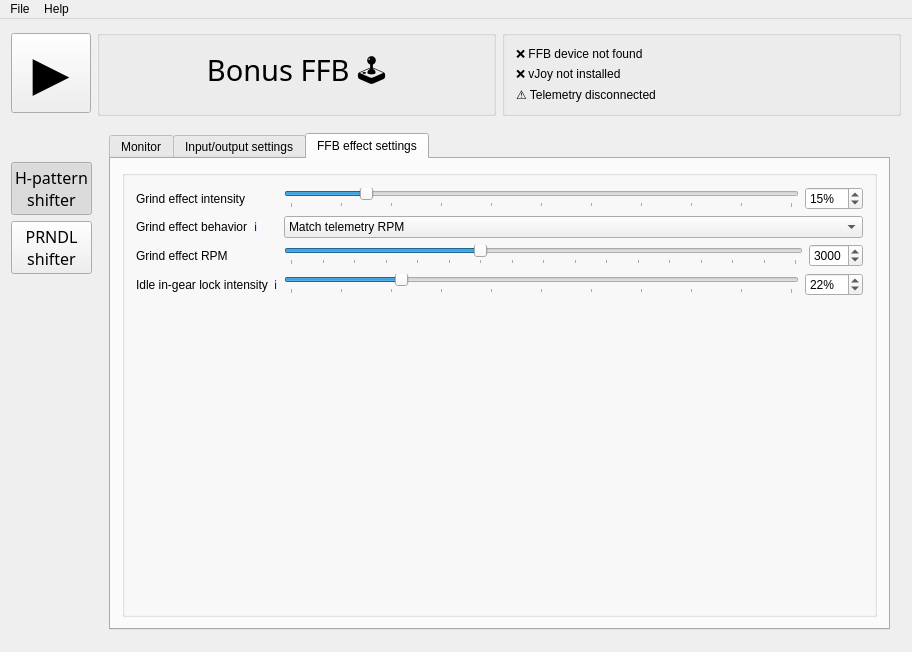
This is BonusFFB/BonusFFB.ui in kgmonteith/BonusFFB as Qt 5 draws it before an edit. The edited form follows.
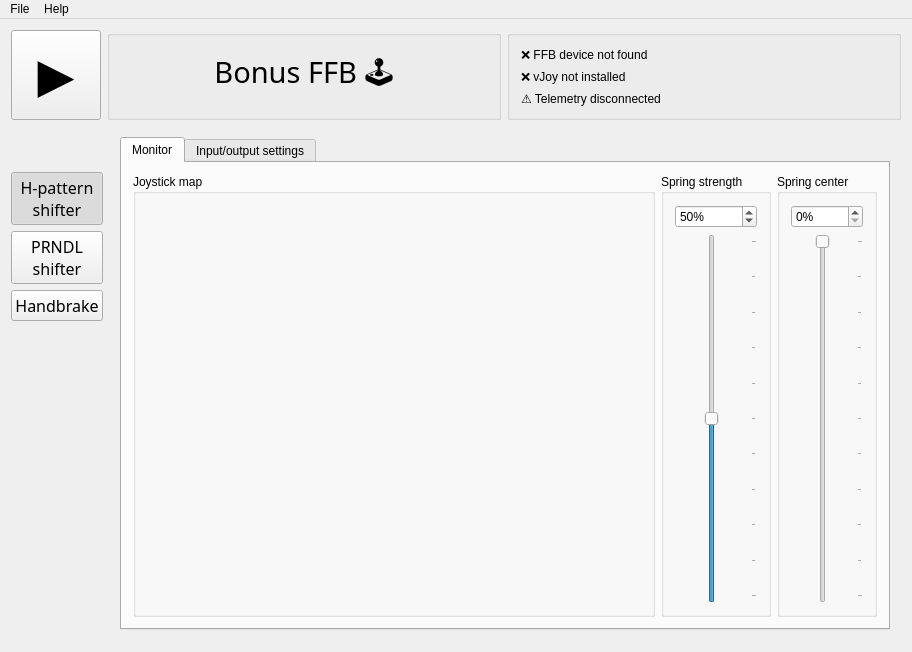
This is the edited form. The open tabs and pages were chosen to show the change. Icons and pictures are not drawn.

Diff of the .ui file:
```diff
--- a/BonusFFB/BonusFFB.ui
+++ b/BonusFFB/BonusFFB.ui
@@ -15,76 +15,6 @@
   </property>
   <widget class="QWidget" name="centralWidget">
    <layout class="QGridLayout" name="gridLayout">
-    <item row="1" column="0">
-     <layout class="QVBoxLayout" name="verticalLayout_3">
-      <item>
-       <spacer name="verticalSpacer_2">
-        <property name="orientation">
-         <enum>Qt::Orientation::Vertical</enum>
-        </property>
-        <property name="sizeType">
-         <enum>QSizePolicy::Policy::Fixed</enum>
-        </property>
-        <property name="sizeHint" stdset="0">
-         <size>
-          <width>20</width>
-          <height>40</height>
-         </size>
-        </property>
-       </spacer>
-      </item>
-      <item>
-       <widget class="QPushButton" name="hshifter_appSelectButton">
-        <property name="font">
-         <font>
-          <family>Bahnschrift</family>
-          <pointsize>12</pointsize>
-         </font>
-        </property>
-        <property name="text">
-         <string>H-pattern
-shifter</string>
-        </property>
-        <property name="checkable">
-         <bool>true</bool>
-        </property>
-        <property name="checked">
-         <bool>true</bool>
-        </property>
-       </widget>
-      </item>
-      <item>
-       <widget class="QPushButton" name="prndl_appSelectButton">
-        <property name="font">
-         <font>
-          <family>Bahnschrift</family>
-          <pointsize>12</pointsize>
-         </font>
-        </property>
-        <property name="text">
-         <string>PRNDL
-shifter</string>
-        </property>
-        <property name="checkable">
-         <bool>true</bool>
-        </property>
-       </widget>
-      </item>
-      <item>
-       <spacer name="verticalSpacer">
-        <property name="orientation">
-         <enum>Qt::Orientation::Vertical</enum>
-        </property>
-        <property name="sizeHint" stdset="0">
-         <size>
-          <width>20</width>
-          <height>40</height>
-         </size>
-        </property>
-       </spacer>
-      </item>
-     </layout>
-    </item>
     <item row="0" column="0" colspan="2">
      <layout class="QHBoxLayout" name="horizontalLayout_7">
       <item>
@@ -92,12 +22,12 @@
         <property name="minimumSize">
          <size>
           <width>0</width>
-          <height>80</height>
+          <height>90</height>
          </size>
         </property>
         <property name="maximumSize">
          <size>
-          <width>80</width>
+          <width>90</width>
           <height>16777215</height>
          </size>
         </property>
@@ -183,10 +113,26 @@
       </item>
      </layout>
     </item>
-    <item row="1" column="1">
+    <item row="1" column="0">
+     <spacer name="verticalSpacer_2">
+      <property name="orientation">
+       <enum>Qt::Orientation::Vertical</enum>
+      </property>
+      <property name="sizeType">
+       <enum>QSizePolicy::Policy::Fixed</enum>
+      </property>
+      <property name="sizeHint" stdset="0">
+       <size>
+        <width>20</width>
+        <height>40</height>
+       </size>
+      </property>
+     </spacer>
+    </item>
+    <item row="1" column="1" rowspan="5">
      <widget class="QStackedWidget" name="appStackedWidget">
       <property name="currentIndex">
-       <number>0</number>
+       <number>2</number>
       </property>
       <widget class="QWidget" name="page">
        <layout class="QGridLayout" name="gridLayout_5">
@@ -1547,8 +1493,360 @@
         </item>
        </layout>
       </widget>
+      <widget class="QWidget" name="page_3">
+       <layout class="QGridLayout" name="gridLayout_16">
+        <item row="0" column="1">
+         <widget class="QTabWidget" name="handbrakeTabWidget">
+          <property name="currentIndex">
+           <number>0</number>
+          </property>
+          <widget class="QWidget" name="tab_6">
+           <attribute name="title">
+            <string>Monitor</string>
+           </attribute>
+           <layout class="QGridLayout" name="gridLayout_12">
+            <item row="0" column="0">
+             <widget class="QGroupBox" name="shifterMapGroupBox_3">
+              <property name="sizePolicy">
+               <sizepolicy hsizetype="Expanding" vsizetype="Preferred">
+                <horstretch>0</horstretch>
+                <verstretch>0</verstretch>
+               </sizepolicy>
+              </property>
+              <property name="title">
+               <string>Joystick map</string>
+              </property>
+              <layout class="QGridLayout" name="gridLayout_13">
+               <item row="0" column="0">
+                <widget class="QGraphicsView" name="handbrake_graphicsView">
+                 <property name="styleSheet">
+                  <string notr="true">background: transparent</string>
+                 </property>
+                 <property name="frameShape">
+                  <enum>QFrame::Shape::NoFrame</enum>
+                 </property>
+                 <property name="verticalScrollBarPolicy">
+                  <enum>Qt::ScrollBarPolicy::ScrollBarAlwaysOff</enum>
+                 </property>
+                 <property name="horizontalScrollBarPolicy">
+                  <enum>Qt::ScrollBarPolicy::ScrollBarAlwaysOff</enum>
+                 </property>
+                 <property name="alignment">
+                  <set>Qt::AlignmentFlag::AlignLeading|Qt::AlignmentFlag::AlignLeft|Qt::AlignmentFlag::AlignTop</set>
+                 </property>
+                 <property name="renderHints">
+                  <set>QPainter::RenderHint::Antialiasing|QPainter::RenderHint::SmoothPixmapTransform|QPainter::RenderHint::TextAntialiasing</set>
+                 </property>
+                </widget>
+               </item>
+              </layout>
+             </widget>
+            </item>
+            <item row="0" column="1">
+             <widget class="QGroupBox" name="groupBox_10">
+              <property name="title">
+               <string>Spring strength</string>
+              </property>
+              <layout class="QVBoxLayout" name="verticalLayout_3">
+               <item>
+                <widget class="QSpinBox" name="handbrakeSpringStrengthSpinBox">
+                 <property name="suffix">
+                  <string>%</string>
+                 </property>
+                 <property name="maximum">
+                  <number>100</number>
+                 </property>
+                 <property name="value">
+                  <number>50</number>
+                 </property>
+                </widget>
+               </item>
+               <item>
+                <widget class="QSlider" name="handbrakeSpringStrengthSlider">
+                 <property name="sizePolicy">
+                  <sizepolicy hsizetype="Minimum" vsizetype="Expanding">
+                   <horstretch>0</horstretch>
+                   <verstretch>0</verstretch>
+                  </sizepolicy>
+                 </property>
+                 <property name="maximum">
+                  <number>100</number>
+                 </property>
+                 <property name="value">
+                  <number>50</number>
+                 </property>
+                 <property name="orientation">
+                  <enum>Qt::Orientation::Vertical</enum>
+                 </property>
+                 <property name="tickPosition">
+                  <enum>QSlider::TickPosition::TicksBelow</enum>
+                 </property>
+                 <property name="tickInterval">
+                  <number>10</number>
+                 </property>
+                </widget>
+               </item>
+              </layout>
+             </widget>
+            </item>
+            <item row="0" column="2">
+             <widget class="QGroupBox" name="groupBox_11">
+              <property name="title">
+               <string>Spring center</string>
+              </property>
+              <layout class="QVBoxLayout" name="verticalLayout_7">
+               <item>
+                <widget class="QSpinBox" name="handbrakeSpringCenterSpinBox">
+                 <property name="suffix">
+                  <string>%</string>
+                 </property>
+                 <property name="maximum">
+                  <number>100</number>
+                 </property>
+                 <property name="value">
+                  <number>0</number>
+                 </property>
+                </widget>
+               </item>
+               <item>
+                <widget class="QSlider" name="handbrakeSpringCenterSlider">
+                 <property name="sizePolicy">
+                  <sizepolicy hsizetype="Minimum" vsizetype="Expanding">
+                   <horstretch>0</horstretch>
+                   <verstretch>0</verstretch>
+                  </sizepolicy>
+                 </property>
+                 <property name="maximum">
+                  <number>100</number>
+                 </property>
+                 <property name="value">
+                  <number>0</number>
+                 </property>
+                 <property name="orientation">
+                  <enum>Qt::Orientation::Vertical</enum>
+                 </property>
+                 <property name="invertedAppearance">
+                  <bool>true</bool>
+                 </property>
+                 <property name="tickPosition">
+                  <enum>QSlider::TickPosition::TicksBelow</enum>
+                 </property>
+                 <property name="tickInterval">
+                  <number>10</number>
+                 </property>
+                </widget>
+               </item>
+              </layout>
+             </widget>
+            </item>
+           </layout>
+          </widget>
+          <widget class="QWidget" name="tab_7">
+           <attribute name="title">
+            <string>Input/output settings</string>
+           </attribute>
+           <layout class="QGridLayout" name="gridLayout_14">
+            <item row="0" column="0">
+             <widget class="QGroupBox" name="joystickGroupBox_3">
+              <property name="title">
+               <string/>
+              </property>
+              <layout class="QFormLayout" name="ioSettingsLayout_3">
+               <item row="0" column="0">
+                <widget class="QLabel" name="label_19">
+                 <property name="minimumSize">
+                  <size>
+                   <width>99</width>
+                   <height>0</height>
+                  </size>
+                 </property>
+                 <property name="text">
+                  <string>FFB joystick</string>
+                 </property>
+                </widget>
+               </item>
+               <item row="0" column="1">
+                <widget class="QComboBox" name="handbrake_joystickDeviceComboBox">
+                 <property name="sizePolicy">
+                  <sizepolicy hsizetype="Minimum" vsizetype="Fixed">
+                   <horstretch>0</horstretch>
+                   <verstretch>0</verstretch>
+                  </sizepolicy>
+                 </property>
+                </widget>
+               </item>
+               <item row="1" column="0">
+                <widget class="QLabel" name="label_20">
+                 <property name="text">
+                  <string>Left/right axis</string>
+                 </property>
+                </widget>
+               </item>
+               <item row="1" column="1">
+                <layout class="QHBoxLayout" name="horizontalLayout_26">
+                 <item>
+                  <widget class="QComboBox" name="handbrake_joystickLRAxisComboBox">
+                   <property name="sizePolicy">
+                    <sizepolicy hsizetype="Fixed" vsizetype="Fixed">
+                     <horstretch>0</horstretch>
+                     <verstretch>0</verstretch>
+                    </sizepolicy>
+                   </property>
+                   <property name="minimumSize">
+                    <size>
+                     <width>120</width>
+                     <height>0</height>
+                    </size>
+                   </property>
+                   <property name="maximumSize">
+                    <size>
+                     <width>120</width>
+                     <height>16777215</height>
+                    </size>
+                   </property>
+                  </widget>
+                 </item>
+                 <item>
+                  <spacer name="horizontalSpacer_6">
+                   <property name="orientation">
+                    <enum>Qt::Orientation::Horizontal</enum>
+                   </property>
+                   <property name="sizeHint" stdset="0">
+                    <size>
+                     <width>40</width>
+                     <height>20</height>
+                    </size>
+                   </property>
+                  </spacer>
+                 </item>
+                </layout>
+               </item>
+               <item row="2" column="0">
+                <widget class="QLabel" name="label_21">
+                 <property name="text">
+                  <string>Forward/back axis</string>
+                 </property>
+                </widget>
+               </item>
+               <item row="2" column="1">
+                <layout class="QHBoxLayout" name="horizontalLayout_27">
+                 <item>
+                  <widget class="QComboBox" name="handbrake_joystickFBAxisComboBox">
+                   <property name="sizePolicy">
+                    <sizepolicy hsizetype="Fixed" vsizetype="Fixed">
+                     <horstretch>0</horstretch>
+                     <verstretch>0</verstretch>
+                    </sizepolicy>
+                   </property>
+                   <property name="minimumSize">
+                    <size>
+                     <width>120</width>
+                     <height>0</height>
+                    </size>
+                   </property>
+                   <property name="maximumSize">
+                    <size>
+                     <width>120</width>
+                     <height>16777215</height>
+                    </size>
+                   </property>
+                  </widget>
+                 </item>
+                 <item>
+                  <spacer name="horizontalSpacer_7">
+                   <property name="orientation">
+                    <enum>Qt::Orientation::Horizontal</enum>
+                   </property>
+                   <property name="sizeType">
+                    <enum>QSizePolicy::Policy::MinimumExpanding</enum>
+                   </property>
+                   <property name="sizeHint" stdset="0">
+                    <size>
+                     <width>100</width>
+                     <height>20</height>
+                    </size>
+                   </property>
+                  </spacer>
+                 </item>
+                </layout>
+               </item>
+              </layout>
+             </widget>
+            </item>
+           </layout>
+          </widget>
+         </widget>
+        </item>
+       </layout>
+      </widget>
      </widget>
     </item>
+    <item row="2" column="0">
+     <widget class="QPushButton" name="hshifter_appSelectButton">
+      <property name="font">
+       <font>
+        <family>Bahnschrift</family>
+        <pointsize>12</pointsize>
+       </font>
+      </property>
+      <property name="text">
+       <string>H-pattern
+shifter</string>
+      </property>
+      <property name="checkable">
+       <bool>true</bool>
+      </property>
+      <property name="checked">
+       <bool>true</bool>
+      </property>
+     </widget>
+    </item>
+    <item row="3" column="0">
+     <widget class="QPushButton" name="prndl_appSelectButton">
+      <property name="font">
+       <font>
+        <family>Bahnschrift</family>
+        <pointsize>12</pointsize>
+       </font>
+      </property>
+      <property name="text">
+       <string>PRNDL
+shifter</string>
+      </property>
+      <property name="checkable">
+       <bool>true</bool>
+      </property>
+     </widget>
+    </item>
+    <item row="4" column="0">
+     <widget class="QPushButton" name="handbrake_appSelectButton">
+      <property name="font">
+       <font>
+        <family>Bahnschrift</family>
+        <pointsize>12</pointsize>
+       </font>
+      </property>
+      <property name="text">
+       <string>Handbrake</string>
+      </property>
+      <property name="checkable">
+       <bool>true</bool>
+      </property>
+     </widget>
+    </item>
+    <item row="5" column="0">
+     <spacer name="verticalSpacer">
+      <property name="orientation">
+       <enum>Qt::Orientation::Vertical</enum>
+      </property>
+      <property name="sizeHint" stdset="0">
+       <size>
+        <width>20</width>
+        <height>333</height>
+       </size>
+      </property>
+     </spacer>
+    </item>
    </layout>
   </widget>
   <widget class="QMenuBar" name="menuBar">
```
Left out of the diff: 68 changed lines with no effect on the pictures.
